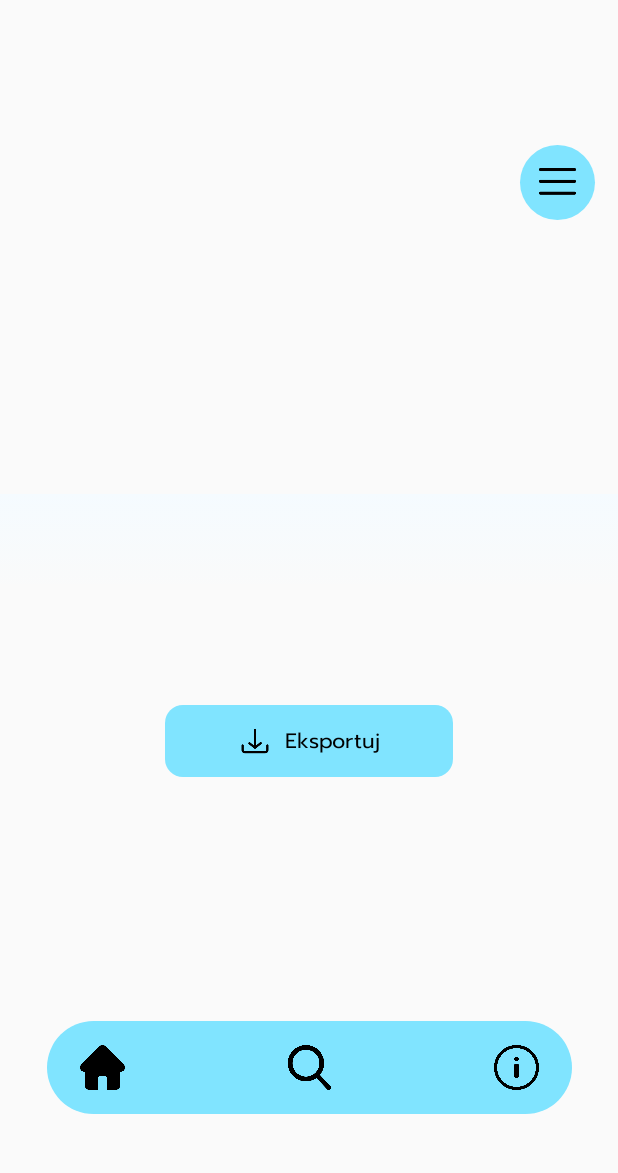
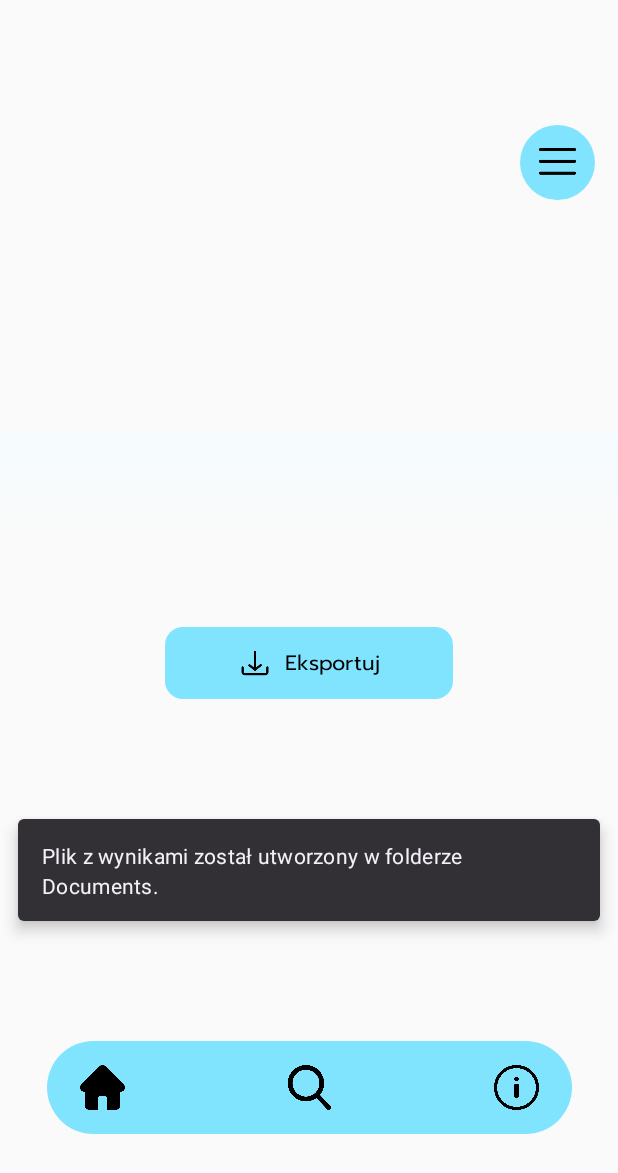
Before and after one commit to Projet-Zespolowy-Lab/air-checker, an Android app built with Jetpack Compose: the HistoryActivity screen opened directly, with no data from a screen before it, after a tap on "Eksportuj", on a phone screen of 412 x 824 dp. Shown: the top 1173 px of the screen. Run offline under Robolectric (Android 15) with nearby library versions, the phone set to English and light mode, and no system bars; our stand-ins replace livedata-compose; network calls fail; 5 statements that could not run were skipped.

Commit message:
Poprawka w popupie

```diff
--- a/app/src/main/java/com/example/air_checker/view/HistoryView.kt
+++ b/app/src/main/java/com/example/air_checker/view/HistoryView.kt
@@ -183,11 +183,16 @@ fun HistoryView(items: List<Measure>) {
         }
         TextButton(
             onClick = {
-                val fileName = "wyniki_pomiarów.csv"
-                saveCsvToDocuments(context, fileName , readRecordsFromDatabase(context).history)
-                if (fileExists(context, fileName)){
-                    scope.launch{
-                        snackBarHostState.showSnackbar("Plik z wynikami został pomyślnie utworzony w folderze Dokumenty")
+                try {
+                    val fileName = "wyniki_pomiarów.csv"
+                    saveCsvToDocuments(context, fileName, readRecordsFromDatabase(context).history)
+                    scope.launch {
+                        snackBarHostState.showSnackbar("Plik z wynikami został utworzony w folderze Documents.")
+                    }
+                }
+                catch(e: Exception){
+                    scope.launch {
+                        snackBarHostState.showSnackbar("Nie udało się zapisać pliku.")
                     }
                 }
             },
```
